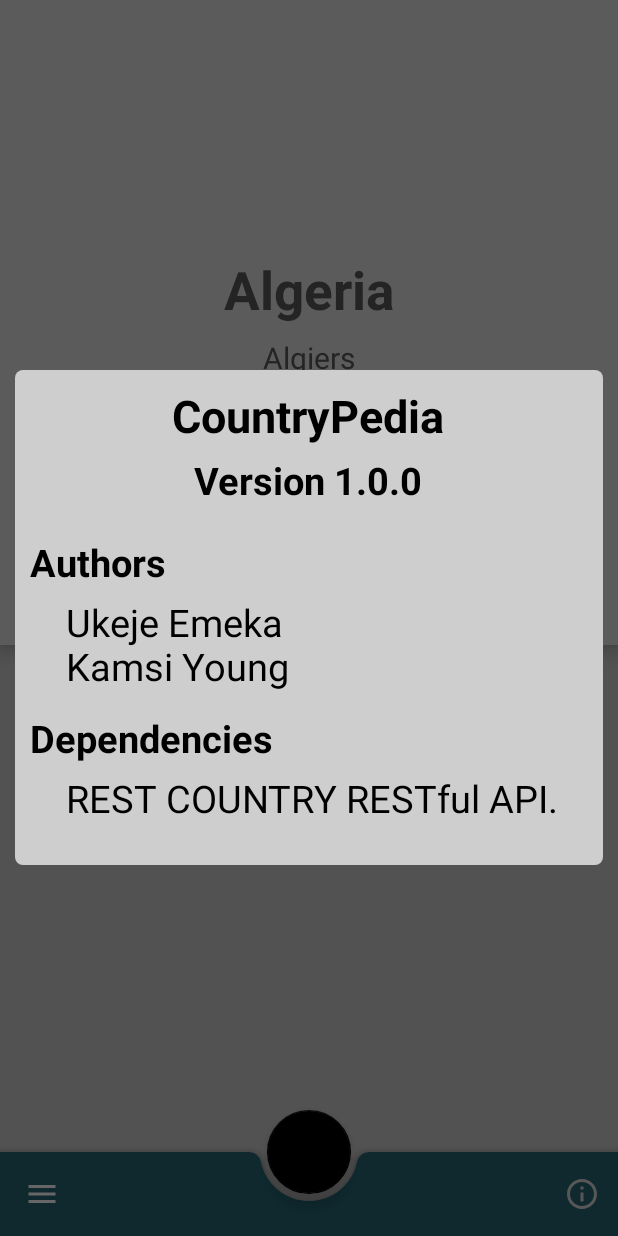
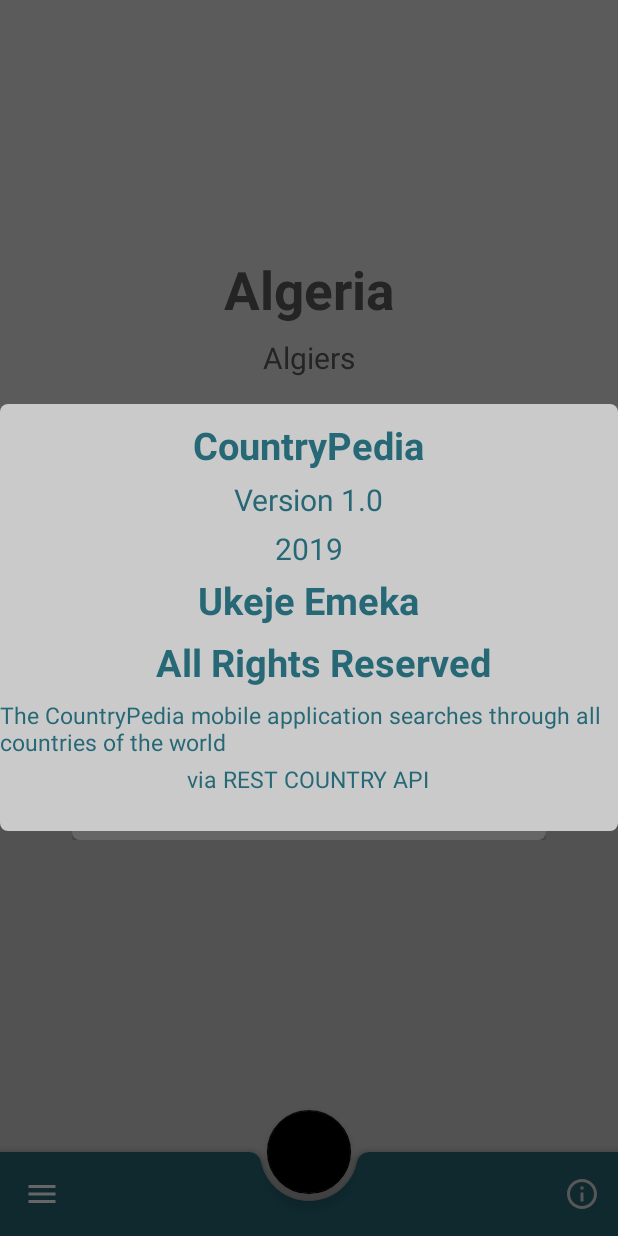
Before and after one commit to Ukejee/CountryPedia, an Android app: the screen it shows after launch (MainActivity), after a tap on "About", on a phone screen of 412 x 824 dp. Run offline under Robolectric (Android 15) with nearby library versions, the phone set to English and light mode, and no system bars; our stand-ins replace Room's generated code, data binding; 1 statement that could not run was skipped.

```diff
--- a/app/src/main/res/drawable/about_background.xml
+++ b/app/src/main/res/drawable/about_background.xml
@@ -2,7 +2,7 @@
 <shape xmlns:android="http://schemas.android.com/apk/res/android"
     android:shape = "rectangle">
 
-    <solid android:color= "#CECECE"/>
+    <solid android:color= "#CACACA"/>
     <corners android:radius="5dp"/>
 
 </shape>
--- a/app/src/main/res/layout-normal/item_country_list.xml
+++ b/app/src/main/res/layout-normal/item_country_list.xml
@@ -22,8 +22,8 @@
 
             <ImageView
                 android:id="@+id/country_list_flag"
-                android:layout_width="100dp"
-                android:layout_height="100dp"
+                android:layout_width="80dp"
+                android:layout_height="80dp"
                 app:layout_constraintBottom_toBottomOf="parent"
                 app:layout_constraintStart_toStartOf="parent"
                 app:layout_constraintTop_toTopOf="parent"
@@ -39,7 +39,7 @@
                 android:layout_marginEnd="8dp"
                 android:text="TextView"
                 android:textColor="@color/info_colors"
-                android:textSize="25sp"
+                android:textSize="22sp"
                 app:layout_constraintEnd_toEndOf="parent"
                 app:layout_constraintStart_toEndOf="@+id/country_list_flag"
                 app:layout_constraintTop_toTopOf="parent"
@@ -55,7 +55,7 @@
                 android:layout_marginEnd="8dp"
                 android:text="TextView"
                 android:textColor="@color/info_colors"
-                android:textSize="20sp"
+                android:textSize="17sp"
                 app:layout_constraintEnd_toEndOf="parent"
                 app:layout_constraintStart_toEndOf="@+id/country_list_flag"
                 app:layout_constraintTop_toBottomOf="@+id/country_list_name"
--- a/app/src/main/res/layout/about_dialog.xml
+++ b/app/src/main/res/layout/about_dialog.xml
@@ -8,8 +8,8 @@
     <TextView
         android:layout_width="wrap_content"
         android:layout_height="wrap_content"
-        android:textColor="#000000"
-        android:textSize="30sp"
+        android:textColor="@color/info_colors"
+        android:textSize="25sp"
         android:textStyle="bold"
         android:text="@string/app_name"
         android:layout_gravity="center"
@@ -18,10 +18,10 @@
     <TextView
         android:layout_width="wrap_content"
         android:layout_height="wrap_content"
-        android:textColor="#000000"
-        android:textSize="25sp"
-        android:textStyle="bold"
-        android:text="Version 1.0.0"
+        android:textColor="@color/info_colors"
+        android:textSize="20sp"
+        android:textStyle="normal"
+        android:text="@string/app_version_no"
         android:layout_gravity="center"
         android:layout_marginTop="5dp"/>
 
@@ -30,55 +30,56 @@
     <TextView
         android:layout_width="wrap_content"
         android:layout_height="wrap_content"
-        android:textColor="#000000"
-        android:textSize="25sp"
-        android:textStyle="bold"
-        android:text="Authors"
-        android:layout_gravity="left"
-        android:layout_marginStart="10dp"
-        android:layout_marginTop="20dp"
-        android:layout_marginBottom="2dp"/>
+        android:textColor="@color/info_colors"
+        android:textSize="20sp"
+        android:textStyle="normal"
+        android:text="@string/app_build_year"
+        android:layout_gravity="center_horizontal"
+        android:layout_marginTop="5dp" />
 
     <TextView
         android:layout_width="wrap_content"
         android:layout_height="wrap_content"
-        android:textColor="#000000"
+        android:textColor="@color/info_colors"
         android:textSize="25sp"
-        android:textStyle="normal"
-        android:text="Ukeje Emeka\nKamsi Young"
-        android:layout_gravity="left"
-        android:paddingStart="24dp"
-        android:paddingEnd="30dp"
-        android:layout_marginStart="10dp"
+        android:textStyle="bold"
+        android:text="@string/developers_name"
+        android:layout_gravity="center_horizontal"
         android:layout_marginTop="3dp"
         android:layout_marginBottom="3dp"/>
 
     <TextView
         android:layout_width="wrap_content"
         android:layout_height="wrap_content"
-        android:textColor="#000000"
+        android:textColor="@color/info_colors"
         android:textSize="25sp"
         android:textStyle="bold"
-        android:text="Dependencies"
-        android:layout_gravity="left"
+        android:text="@string/rights_reserved_text"
+        android:layout_gravity="center_horizontal"
         android:layout_marginStart="10dp"
-        android:layout_marginTop="10dp"
+        android:layout_marginTop="3dp"
         android:layout_marginBottom="2dp"/>
 
     <TextView
         android:layout_width="wrap_content"
         android:layout_height="wrap_content"
-        android:textColor="#000000"
-        android:textSize="25sp"
+        android:textColor="@color/info_colors"
+        android:textSize="15sp"
         android:textStyle="normal"
-        android:text="REST COUNTRY RESTful API."
-        android:layout_gravity="left"
-        android:paddingStart="24dp"
-        android:paddingEnd="30dp"
+        android:text="@string/app_description"
+        android:layout_gravity="center_horizontal"
+        android:layout_marginTop="5dp"/>
+
+    <TextView
+        android:layout_width="wrap_content"
+        android:layout_height="wrap_content"
+        android:textColor="@color/info_colors"
+        android:textSize="15sp"
+        android:textStyle="normal"
+        android:text="@string/api_used"
+        android:layout_gravity="center_horizontal"
         android:paddingBottom="24dp"
-        android:layout_marginStart="10dp"
-        android:layout_marginTop="3dp"
-        android:layout_marginBottom="3dp"/>
+        android:layout_marginTop="3dp"/>
 
 
 
--- a/app/src/main/res/values/strings.xml
+++ b/app/src/main/res/values/strings.xml
@@ -11,4 +11,10 @@
     <string name="home_menu_item">Home</string>
     <string name="region_menu_item">Region</string>
     <string name="favorites_menu_item">Favorites</string>
+    <string name="app_version_no">Version 1.0</string>
+    <string name="developers_name">Ukeje Emeka</string>
+    <string name="app_build_year">2019</string>
+    <string name="rights_reserved_text">All Rights Reserved</string>
+    <string name="app_description">The CountryPedia mobile application searches through all countries of the world</string>
+    <string name="api_used">via REST COUNTRY API</string>
 </resources>
```
